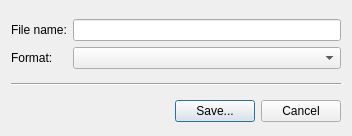
This is src/schrodinger/sketcher/ui/file_export_dialog.ui in schrodinger/sketcher as Qt 5 draws it before an edit. The edited form follows.
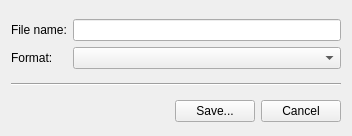
This is the edited form.

Patch:
```diff
--- a/src/schrodinger/sketcher/ui/file_export_dialog.ui
+++ b/src/schrodinger/sketcher/ui/file_export_dialog.ui
@@ -1,7 +1,7 @@
 <?xml version="1.0" encoding="UTF-8"?>
 <ui version="4.0">
  <class>FileExportDialog</class>
- <widget class="QDialog" name="FileExportDialog">
+ <widget class="QWidget" name="FileExportDialog">
   <property name="geometry">
    <rect>
     <x>0</x>
```
Left out of the diff: 19 changed lines with no effect on the pictures.
